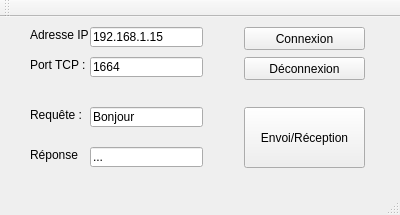
This is mainwindow.ui in RazeSorcererKing/telemetrie-marathon as Qt 5 draws it before an edit. The edited form follows.
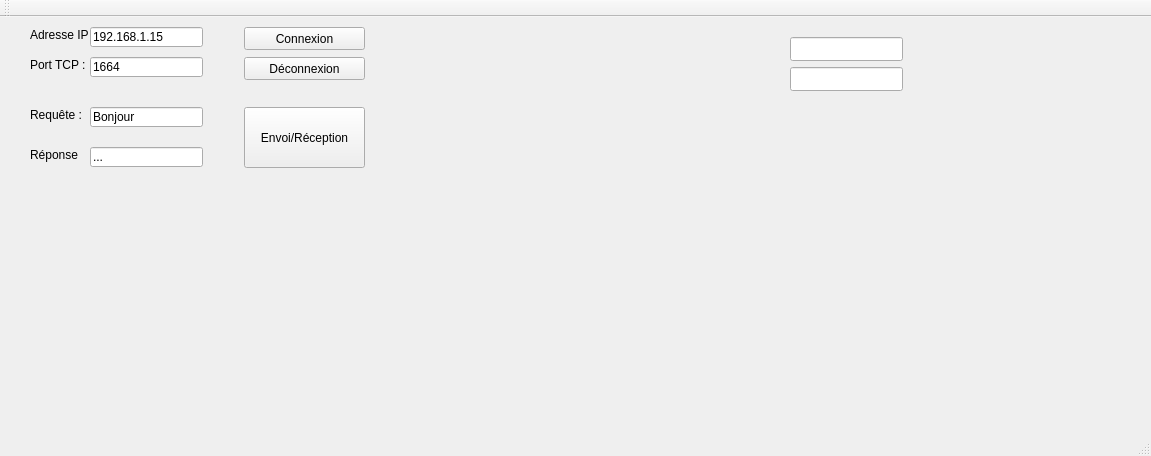
This is the edited form.

Commit message: Ajout latitude et longitude

```diff
--- a/mainwindow.ui
+++ b/mainwindow.ui
@@ -6,8 +6,8 @@
    <rect>
     <x>0</x>
     <y>0</y>
-    <width>400</width>
-    <height>215</height>
+    <width>1151</width>
+    <height>456</height>
    </rect>
   </property>
   <property name="windowTitle">
@@ -157,6 +157,26 @@
      <string>Envoi/Réception</string>
     </property>
    </widget>
+   <widget class="QLineEdit" name="lineEdit_lat">
+    <property name="geometry">
+     <rect>
+      <x>790</x>
+      <y>20</y>
+      <width>113</width>
+      <height>24</height>
+     </rect>
+    </property>
+   </widget>
+   <widget class="QLineEdit" name="lineEdit_long">
+    <property name="geometry">
+     <rect>
+      <x>790</x>
+      <y>50</y>
+      <width>113</width>
+      <height>24</height>
+     </rect>
+    </property>
+   </widget>
   </widget>
   <widget class="QMenuBar" name="menuBar">
    <property name="geometry">
```
Left out of the diff: 2 changed lines with no effect on the pictures. The commit also changes 1 other file.
